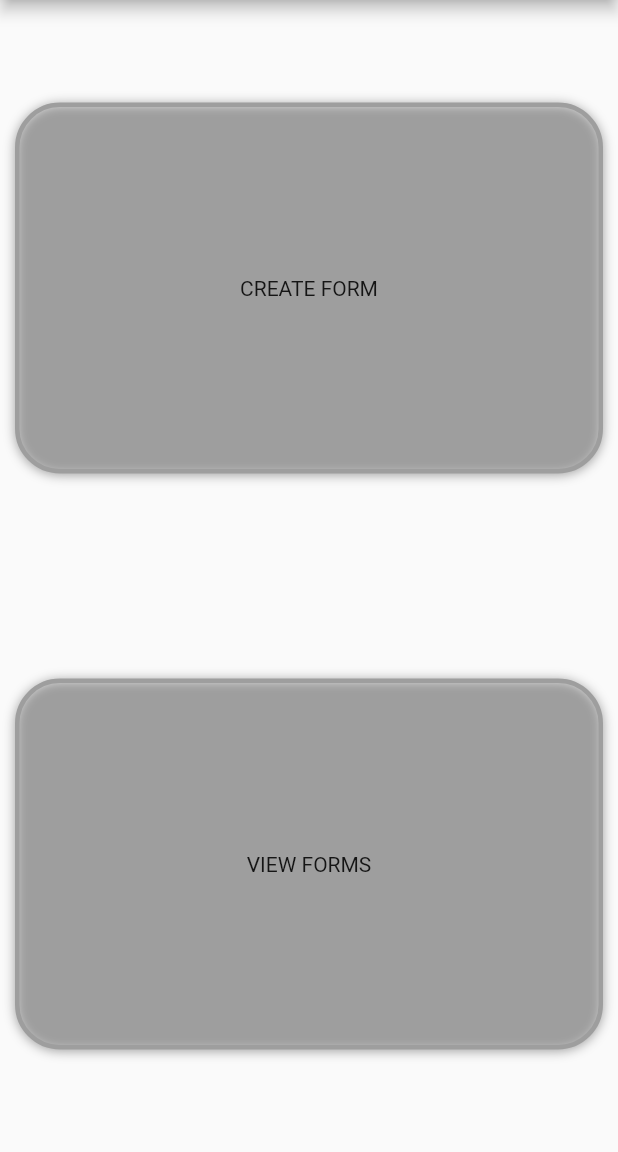
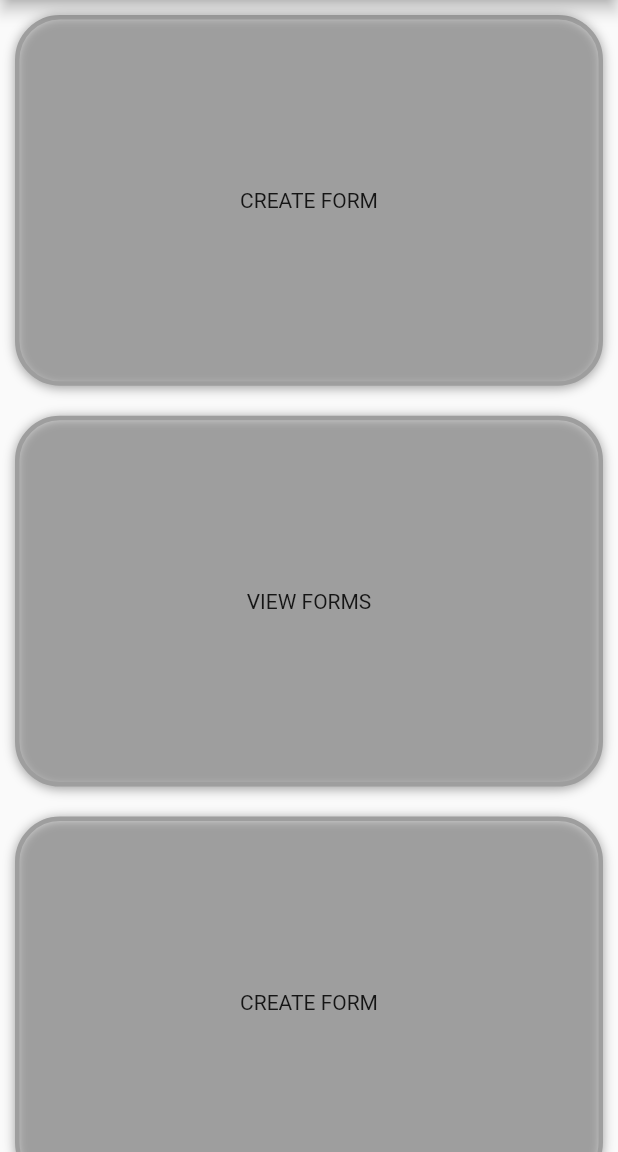
Before and after one commit to JOHNJNK/Form_Creator, a Flutter app: the screen it shows after launch, on a phone screen of 412 x 824 dp, the part 84-1236 px from its top. Run offline on Flutter 3.47's test engine with Material 2 defaults, Android fonts, the phone set to English and light mode, and no system bars.

Commit message:
small changes done in main.dart and UserCreatedForm.dart

```diff
--- a/lib/UserCreatedForm.dart
+++ b/lib/UserCreatedForm.dart
@@ -42,7 +42,7 @@ class _UserDevelopedFormState extends State<UserDevelopedForm> {
                   shrinkWrap: true,
                   itemCount: count,
                   itemBuilder: (context, index) {
-                    return _row(index,values[index]['value']);
+                    return _quesTag(index,values[index]['value']);
                   }),
             ),
             const SizedBox(
@@ -53,7 +53,7 @@ class _UserDevelopedFormState extends State<UserDevelopedForm> {
         )),
       );
   }
-  _row(int key,String txt) {
+  _quesTag(int key,String txt) {
     return Column(
       children: [
         Wrap(
@@ -78,6 +78,8 @@ class _UserDevelopedFormState extends State<UserDevelopedForm> {
       ],
     );
   }
+
+
 
 
   _onUpdate(int key, String val) {
--- a/lib/main.dart
+++ b/lib/main.dart
@@ -1,4 +1,6 @@
 import 'package:flutter/material.dart';
+import 'package:form_creater/radioSampleTest.dart';
+import 'package:form_creater/radioTagTesting.dart';
 
 import 'text_form.dart';
 
@@ -56,7 +58,8 @@ class _MyHomePageState extends State<MyHomePage> {
         title: Text(widget.title),
         centerTitle: true,
       ),
-      body: Column(
+      body: SingleChildScrollView(
+        child: Column(
           mainAxisAlignment: MainAxisAlignment.spaceAround,
           children: [
             GestureDetector(
@@ -76,7 +79,14 @@ class _MyHomePageState extends State<MyHomePage> {
                 child: const Text('CREATE FORM'),
               ),
             ),
-          Container(
+            GestureDetector(
+              onTap: (){
+                Navigator.push(
+                    context,
+                    MaterialPageRoute(
+                        builder: (context) => const RadioSample()));
+              },
+              child: Container(
                 alignment: Alignment.center,
                 padding: const EdgeInsets.all(10),
                 margin: const EdgeInsets.all(10),
@@ -84,8 +94,27 @@ class _MyHomePageState extends State<MyHomePage> {
                 height: size.height * 0.3,
                 decoration: box,
                 child: const Text('VIEW FORMS'),
-          )
+              ),
+            ),
+            GestureDetector(
+              onTap: () {
+                Navigator.push(
+                    context,
+                    MaterialPageRoute(
+                        builder: (context) => const RadioTesting()));
+              },
+              child: Container(
+                alignment: Alignment.center,
+                padding: const EdgeInsets.all(10),
+                margin: const EdgeInsets.all(10),
+                width: size.width,
+                height: size.height * 0.3,
+                decoration: box,
+                child: const Text('CREATE FORM'),
+              ),
+            ),
           ],
+        ),
       ),
     );
   }
```
Lines whose indentation alone changed are shown as unchanged.
